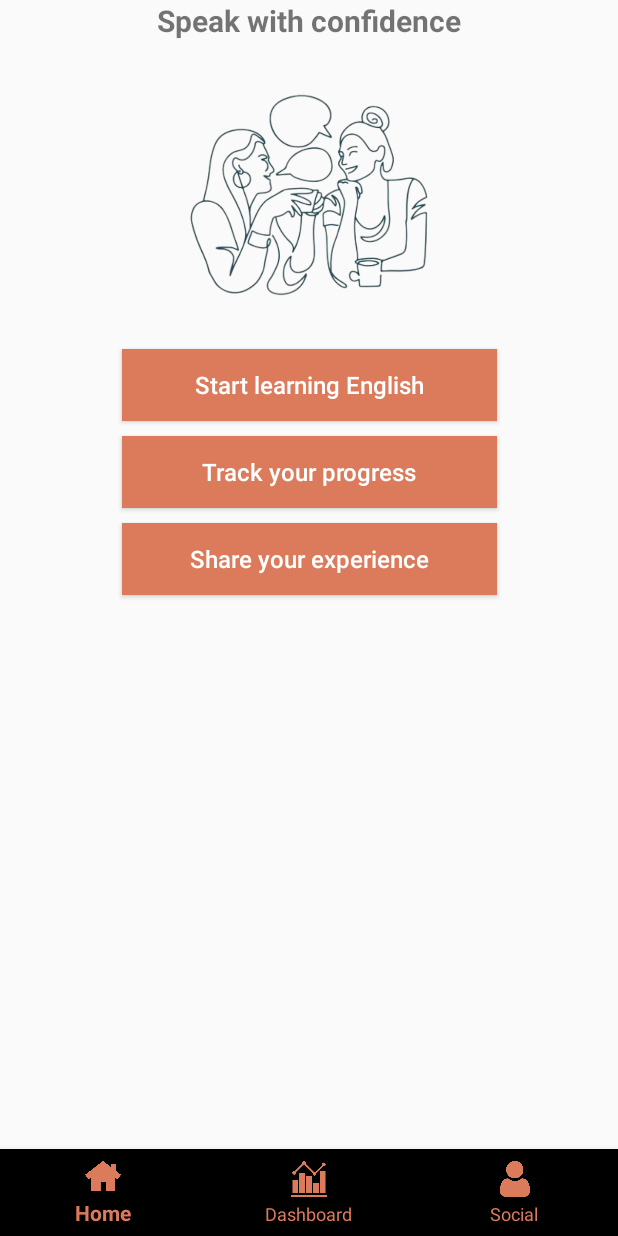
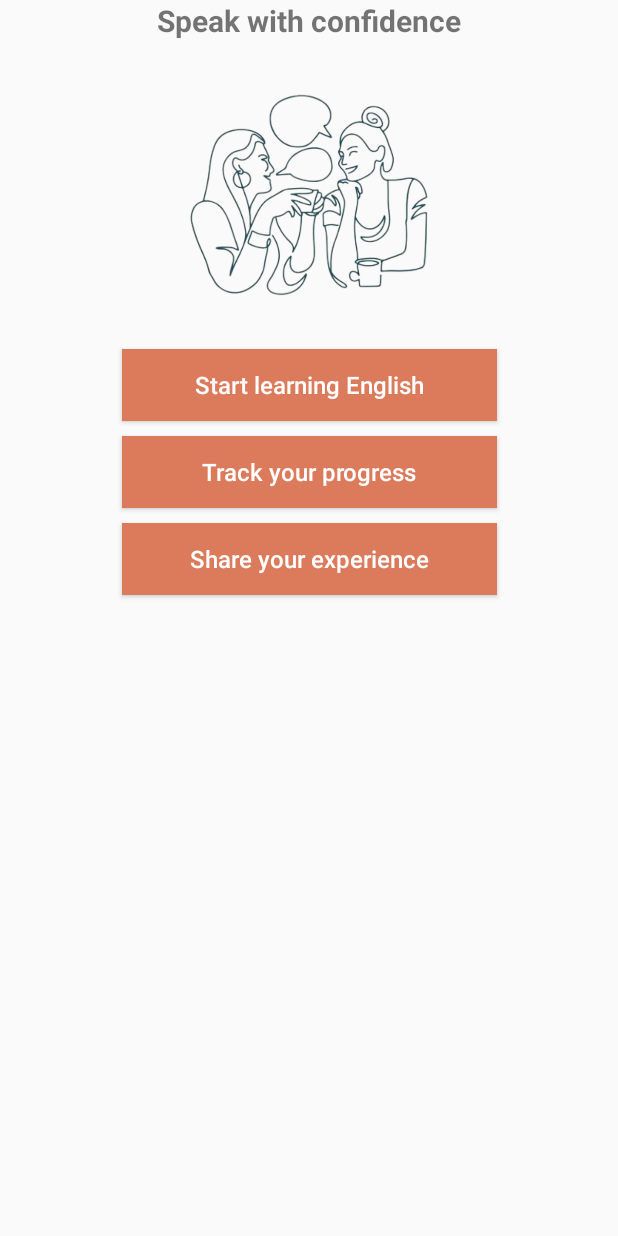
Before and after one commit to yulia-samoilovich/TourLingo, an Android app: the Home screen opened directly, with no data from a screen before it, on a phone screen of 412 x 824 dp. Run offline under Robolectric (Android 15) with nearby library versions, the light colour scheme and no system bars; our stand-ins replace Firebase (no records; nobody signed in at launch, a user with empty details on screens opened directly).

Commit message:
update bottom nav bar

```diff
--- a/app/src/main/java/com/example/tourlingo/Home.java
+++ b/app/src/main/java/com/example/tourlingo/Home.java
@@ -1,5 +1,6 @@
 package com.example.tourlingo;
 
+import androidx.annotation.NonNull;
 import androidx.appcompat.app.AppCompatActivity;
 
 import android.content.Intent;
@@ -9,14 +10,16 @@ import android.widget.Button;
 import android.widget.TextView;
 
 import com.example.tourlingo.model.User;
+import com.google.android.material.bottomnavigation.BottomNavigationView;
+import com.google.android.material.navigation.NavigationBarView;
 import com.google.firebase.auth.FirebaseAuth;
 import com.google.firebase.auth.FirebaseUser;
-import com.google.firebase.ktx.Firebase;
 
 public class Home extends AppCompatActivity implements View.OnClickListener{
     Button btnLearn, btnProgress, btnSocial;
     FirebaseUser user;
     FirebaseAuth auth;
+
 
     @Override
     protected void onCreate(Bundle savedInstanceState) {
--- a/app/src/main/res/layout/activity_home.xml
+++ b/app/src/main/res/layout/activity_home.xml
@@ -70,24 +70,24 @@
         app:layout_constraintLeft_toLeftOf="parent"
         app:layout_constraintRight_toRightOf="parent"/>
 
-    <FrameLayout
-        android:id="@+id/flFragment"
-        android:layout_width="match_parent"
-        android:layout_height="0dp"
-        app:layout_constraintBottom_toTopOf="@+id/bottomNavView"
-        app:layout_constraintEnd_toEndOf="parent"
-        app:layout_constraintStart_toStartOf="parent"
-        app:layout_constraintTop_toTopOf="parent" />
+<!--    <FrameLayout-->
+<!--        android:id="@+id/flFragment"-->
+<!--        android:layout_width="match_parent"-->
+<!--        android:layout_height="0dp"-->
+<!--        app:layout_constraintBottom_toTopOf="@+id/bottomNavView"-->
+<!--        app:layout_constraintEnd_toEndOf="parent"-->
+<!--        app:layout_constraintStart_toStartOf="parent"-->
+<!--        app:layout_constraintTop_toTopOf="parent" />-->
 
-    <com.google.android.material.bottomnavigation.BottomNavigationView
-        android:id="@+id/bottomNavView"
-        android:layout_width="match_parent"
-        android:layout_height="58dp"
-        app:layout_constraintBottom_toBottomOf="parent"
-        app:layout_constraintEnd_toEndOf="parent"
-        app:layout_constraintStart_toStartOf="parent"
-        app:menu="@menu/bottom_nav"
-        app:itemIconTint="#DC7B5C"
-        app:itemTextColor="#DC7B5C"/>
+<!--    <com.google.android.material.bottomnavigation.BottomNavigationView-->
+<!--        android:id="@+id/bottomNavView"-->
+<!--        android:layout_width="match_parent"-->
+<!--        android:layout_height="58dp"-->
+<!--        app:layout_constraintBottom_toBottomOf="parent"-->
+<!--        app:layout_constraintEnd_toEndOf="parent"-->
+<!--        app:layout_constraintStart_toStartOf="parent"-->
+<!--        app:menu="@menu/bottom_nav"-->
+<!--        app:itemIconTint="#DC7B5C"-->
+<!--        app:itemTextColor="#DC7B5C"/>-->
 
 </androidx.constraintlayout.widget.ConstraintLayout>
```
Also changed, not shown: app/src/main/java/com/example/tourlingo/Learn.java (+0 -10 lines), app/src/main/res/layout/activity_learn.xml (+18 -18 lines), app/src/main/res/layout/activity_progress_review.xml (+18 -18 lines), app/src/main/res/layout/activity_social.xml (+18 -18 lines).
